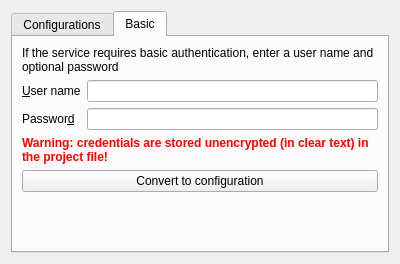
Qt form src/ui/auth/qgsauthsettingswidget.ui (qgis/QGIS) before a commit.
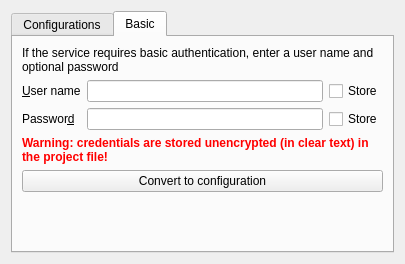
The same form after that commit. The open tabs and pages were chosen to show the change. Custom widgets are drawn as their Qt base class.

Commit message: [auth] Added support for "Store" checkboxes

```diff
--- a/src/ui/auth/qgsauthsettingswidget.ui
+++ b/src/ui/auth/qgsauthsettingswidget.ui
@@ -6,7 +6,7 @@
    <rect>
     <x>0</x>
     <y>0</y>
-    <width>400</width>
+    <width>405</width>
     <height>264</height>
    </rect>
   </property>
@@ -89,16 +89,6 @@
        <string>Basic</string>
       </attribute>
       <layout class="QGridLayout" name="gridLayout_3">
-       <item row="3" column="0" colspan="2">
-        <widget class="QLabel" name="lblWarning">
-         <property name="text">
-          <string>&lt;html&gt;&lt;head/&gt;&lt;body&gt;&lt;p&gt;&lt;span style=&quot; font-weight:600; color:#ff0000;&quot;&gt;Warning: credentials are stored unencrypted (in clear text) in the project file!&lt;/span&gt;&lt;/p&gt;&lt;/body&gt;&lt;/html&gt;</string>
-         </property>
-         <property name="wordWrap">
-          <bool>true</bool>
-         </property>
-        </widget>
-       </item>
        <item row="5" column="1">
         <spacer name="verticalSpacer">
          <property name="orientation">
@@ -142,7 +132,44 @@
        <item row="1" column="1">
         <widget class="QLineEdit" name="txtUserName"/>
        </item>
-       <item row="0" column="0" colspan="2">
+       <item row="1" column="2">
+        <widget class="QCheckBox" name="cbStoreUsername">
+         <property name="text">
+          <string>Store</string>
+         </property>
+         <property name="checked">
+          <bool>false</bool>
+         </property>
+        </widget>
+       </item>
+       <item row="2" column="2">
+        <widget class="QCheckBox" name="cbStorePassword">
+         <property name="text">
+          <string>Store</string>
+         </property>
+         <property name="checked">
+          <bool>false</bool>
+         </property>
+        </widget>
+       </item>
+       <item row="4" column="0" colspan="3">
+        <widget class="QPushButton" name="btnConvertToEncrypted">
+         <property name="text">
+          <string>Convert to configuration</string>
+         </property>
+        </widget>
+       </item>
+       <item row="3" column="0" colspan="3">
+        <widget class="QLabel" name="lblWarning">
+         <property name="text">
+          <string>&lt;html&gt;&lt;head/&gt;&lt;body&gt;&lt;p&gt;&lt;span style=&quot; font-weight:600; color:#ff0000;&quot;&gt;Warning: credentials are stored unencrypted (in clear text) in the project file!&lt;/span&gt;&lt;/p&gt;&lt;/body&gt;&lt;/html&gt;</string>
+         </property>
+         <property name="wordWrap">
+          <bool>true</bool>
+         </property>
+        </widget>
+       </item>
+       <item row="0" column="0" colspan="3">
         <widget class="QLabel" name="lblBasic">
          <property name="sizePolicy">
           <sizepolicy hsizetype="Minimum" vsizetype="Fixed">
@@ -161,13 +188,6 @@
          </property>
         </widget>
        </item>
-       <item row="4" column="0" colspan="2">
-        <widget class="QPushButton" name="btnConvertToEncrypted">
-         <property name="text">
-          <string>Convert to configuration</string>
-         </property>
-        </widget>
-       </item>
       </layout>
      </widget>
     </widget>
```
Left out of the diff: 9 changed lines with no effect on the pictures. The commit also changes 4 other files.
